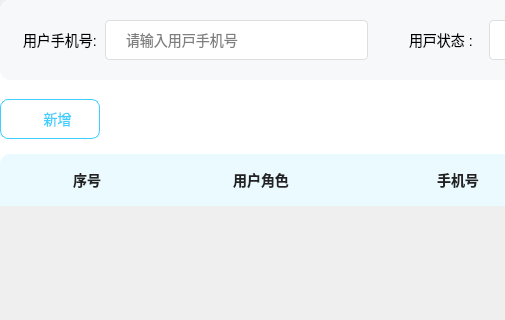
Old version of the form client/Player/roletable.ui in the repository guqiaokkk/VideoSystem; both pictures show x 0 to 505 and y 0 to 320 of the 1270 by 686 pixel window.
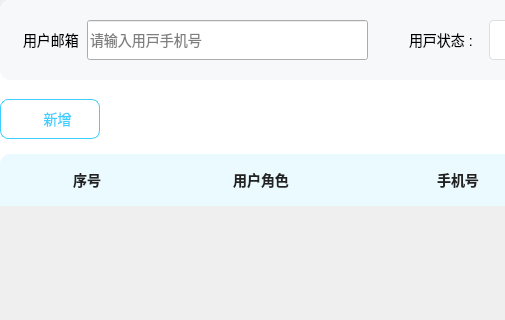
New version of the form. Icons and pictures are not drawn.

Diff of the .ui file:
```diff
--- a/client/Player/roletable.ui
+++ b/client/Player/roletable.ui
@@ -114,14 +114,14 @@
              <number>0</number>
             </property>
             <item>
-             <widget class="QLabel" name="phoneLabel">
+             <widget class="QLabel" name="emailLabel">
               <property name="text">
-               <string>用户手机号:</string>
+               <string>用户邮箱</string>
               </property>
              </widget>
             </item>
             <item>
-             <widget class="QLineEdit" name="phone">
+             <widget class="QLineEdit" name="email">
               <property name="minimumSize">
                <size>
                 <width>0</width>
@@ -137,6 +137,9 @@
               <property name="styleSheet">
                <string notr="true">#phone{ background : #FFFFFF; border-radius : 4px; border : 1px solid #DCDEE0; padding-left : 18px; }</string>
               </property>
+              <property name="text">
+               <string/>
+              </property>
               <property name="placeholderText">
                <string>请输⼊⽤⼾⼿机号</string>
               </property>
```
